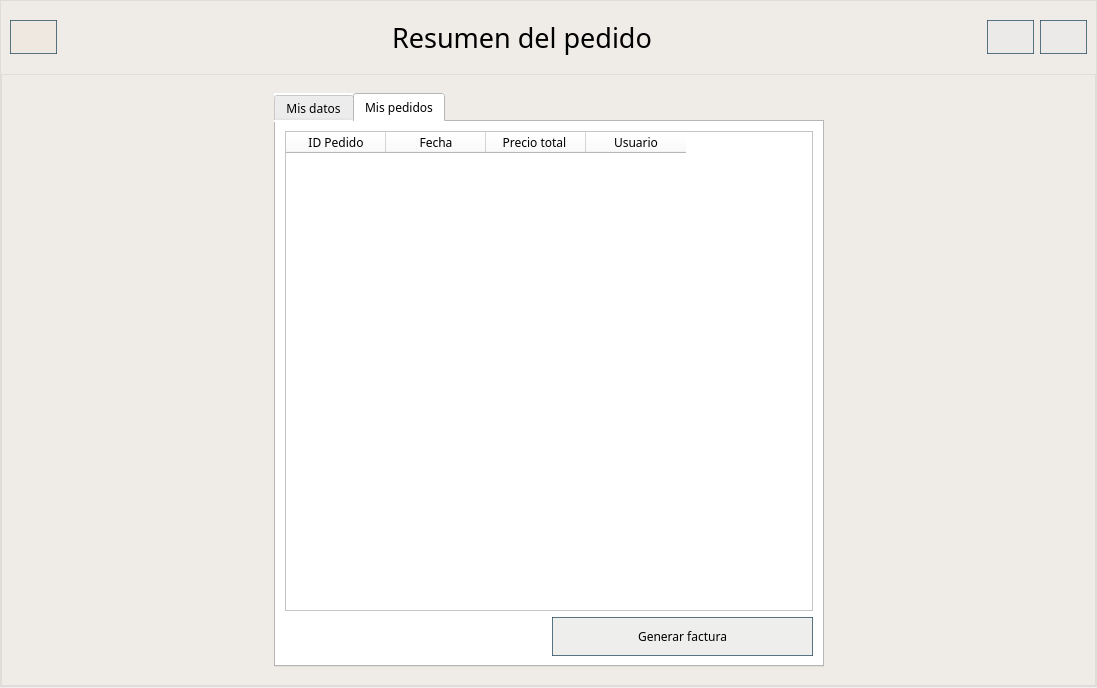
Qt form Codigo/v4_ventanaUC.ui (cfmondelo/supermercado) before a commit.
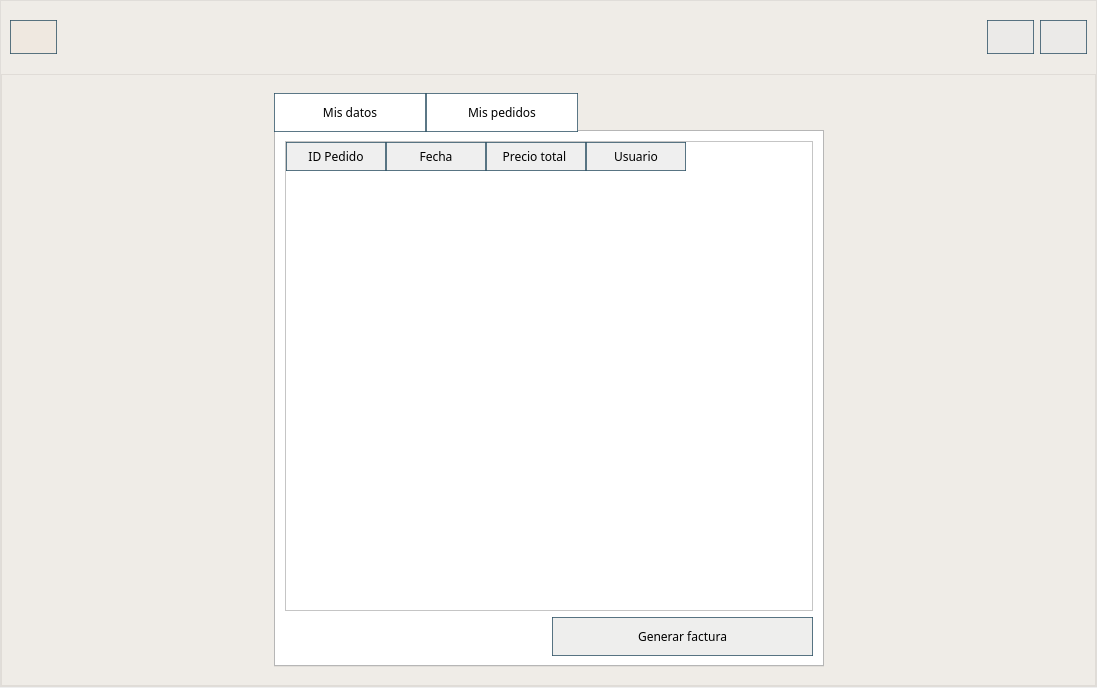
The same form after that commit. The open tabs and pages were chosen to show the change. Icons and pictures are not drawn.

Commit message: cambiados algunos estilos de la tabla y pestañas

What changed in the file:
```diff
--- a/Codigo/v4_ventanaUC.ui
+++ b/Codigo/v4_ventanaUC.ui
@@ -158,42 +158,6 @@
           </property>
          </spacer>
         </item>
-        <item>
-         <widget class="QLabel" name="labeluc_titulo">
-          <property name="font">
-           <font>
-            <family>Raleway</family>
-            <pointsize>20</pointsize>
-            <weight>50</weight>
-            <bold>false</bold>
-           </font>
-          </property>
-          <property name="cursor">
-           <cursorShape>ArrowCursor</cursorShape>
-          </property>
-          <property name="styleSheet">
-           <string notr="true">#label_titulo {
-color: white;
-font-size: 2rem;
-
-
-}
-
-
-
-</string>
-          </property>
-          <property name="text">
-           <string>Resumen del pedido</string>
-          </property>
-          <property name="textFormat">
-           <enum>Qt::PlainText</enum>
-          </property>
-          <property name="alignment">
-           <set>Qt::AlignCenter</set>
-          </property>
-         </widget>
-        </item>
         <item>
          <spacer name="horizontalSpacer_2">
           <property name="orientation">
@@ -673,8 +637,31 @@
 QLabel{
 padding:3px;
 }
-
+QTabBar::tab{
+width:130px;
+border-style:solid;
+border-width: 1px;
+border-color:  rgba(46,82,101,200);
+padding:10px;}
+QTabBar::tab:hover{
+background-color:   rgb(239, 232, 224);
+border-top-left-radius: 20px;
+border-bottom-left-radius:20px;
+color:rgb(0,0,0);
+}
+QTableWidget::item:selected 
+{ background-color: rgba(239,232,224); }
 *{background-color:rgb(255,255,255);}
+QLineEdit::focus{
+border-width:0px;
+outline:0px;
+}
+QHeaderView::section{
+border-style:solid;
+border-width: 1px;
+border-color:  rgba(46,82,101,200);
+padding:3px;
+color:back}
 </string>
               </property>
               <property name="currentIndex">
@@ -1378,6 +1365,9 @@
                   <property name="focusPolicy">
                    <enum>Qt::TabFocus</enum>
                   </property>
+                  <property name="horizontalScrollBarPolicy">
+                   <enum>Qt::ScrollBarAsNeeded</enum>
+                  </property>
                   <property name="showGrid">
                    <bool>true</bool>
                   </property>
```
Left out of the diff: 27 changed lines with no effect on the pictures. The commit also changes 1 other file.
